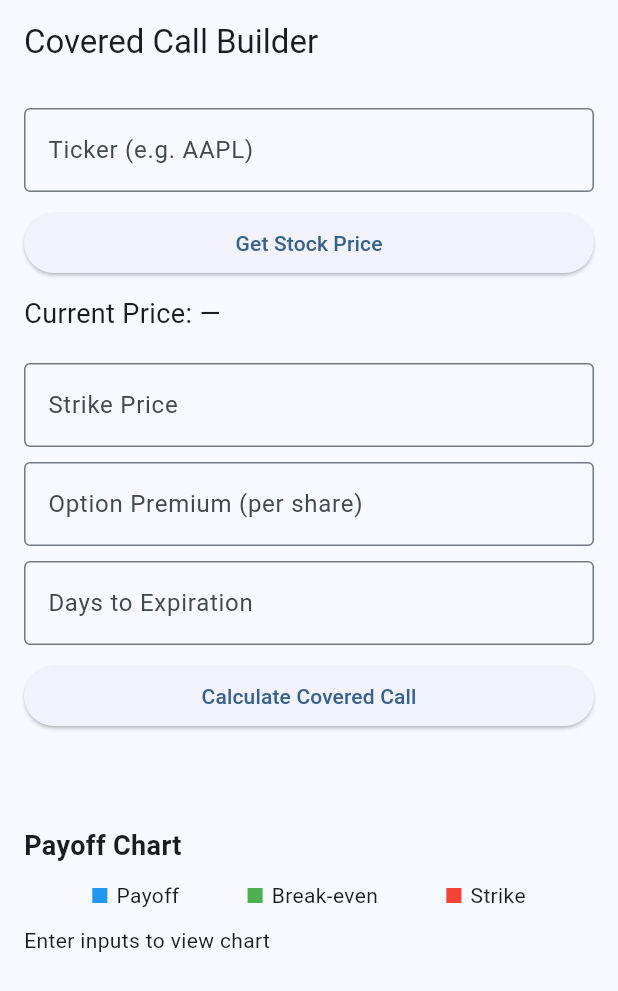
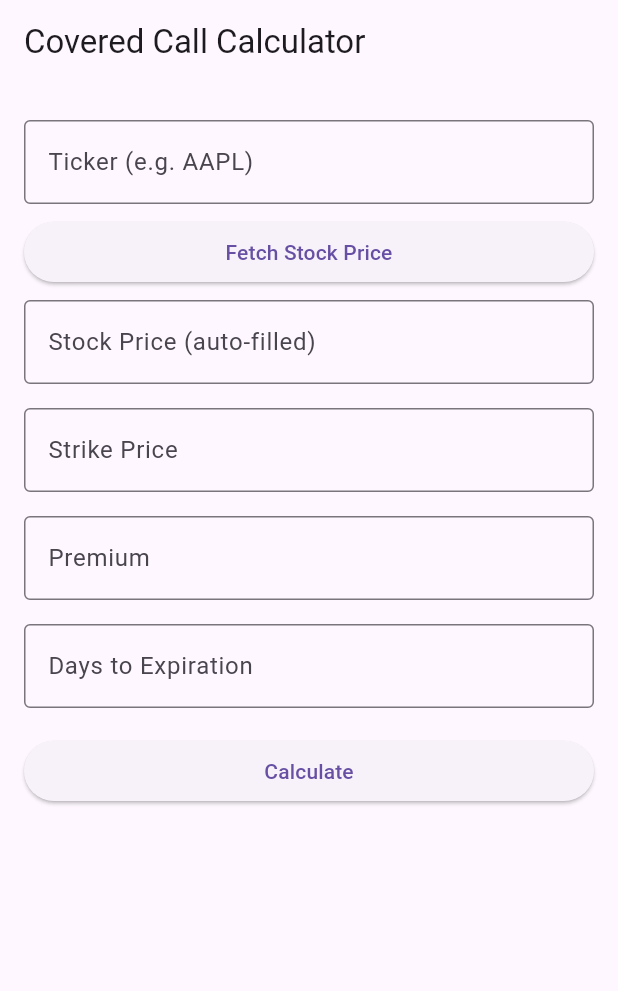
Before and after one commit to msmith752752/covered-call-flutter, a Flutter app: the screen it shows after launch, on a phone screen of 412 x 824 dp. Shown: the top 991 px of the screen. Run offline on Flutter 3.47's test engine with Material 3 defaults, Android fonts, the phone set to English and light mode, and no system bars.

Commit message:
Add covered call calculator with Alpha Vantage API integration

```diff
--- /dev/null
+++ b/lib/covered_call_calculator.dart
@@ -0,0 +1,63 @@
+class CoveredCallResult {
+  final double maxProfit;          // per share
+  final double breakeven;
+  final double returnPercent;      // decimal (0.07 = 7%)
+  final double annualizedReturn;   // decimal
+  final double totalProfit;        // for 100 shares
+
+  CoveredCallResult({
+    required this.maxProfit,
+    required this.breakeven,
+    required this.returnPercent,
+    required this.annualizedReturn,
+    required this.totalProfit,
+  });
+
+  @override
+  String toString() {
+    return '''
+Max Profit (per share): \$${maxProfit.toStringAsFixed(2)}
+Total Profit (100 shares): \$${totalProfit.toStringAsFixed(2)}
+Breakeven: \$${breakeven.toStringAsFixed(2)}
+Return: ${(returnPercent * 100).toStringAsFixed(2)}%
+Annualized Return: ${(annualizedReturn * 100).toStringAsFixed(2)}%
+''';
+  }
+}
+
+class CoveredCallCalculator {
+  static CoveredCallResult calculate({
+    required double stockPrice,
+    required double strikePrice,
+    required double premium,
+    required int daysToExpiration,
+  }) {
+    if (daysToExpiration <= 0) {
+      throw ArgumentError('Days to expiration must be greater than 0');
+    }
+
+    // Max profit per share
+    double maxProfit = (strikePrice - stockPrice) + premium;
+
+    // Breakeven price
+    double breakeven = stockPrice - premium;
+
+    // Return %
+    double returnPercent = maxProfit / stockPrice;
+
+    // Annualized return %
+    double annualizedReturn =
+        returnPercent * (365 / daysToExpiration);
+
+    // Total profit (100 shares standard contract)
+    double totalProfit = maxProfit * 100;
+
+    return CoveredCallResult(
+      maxProfit: maxProfit,
+      breakeven: breakeven,
+      returnPercent: returnPercent,
+      annualizedReturn: annualizedReturn,
+      totalProfit: totalProfit,
+    );
+  }
+}
--- a/lib/main.dart
+++ b/lib/main.dart
@@ -1,214 +1,127 @@
-import 'dart:convert';
 import 'package:flutter/material.dart';
-import 'package:http/http.dart' as http;
-import 'package:fl_chart/fl_chart.dart';
+import 'covered_call_calculator.dart';
+import 'stock_api_service.dart';
 
 void main() {
-  runApp(const CoveredCallApp());
+  runApp(const MyApp());
 }
 
-class CoveredCallApp extends StatelessWidget {
-  const CoveredCallApp({super.key});
+class MyApp extends StatelessWidget {
+  const MyApp({super.key});
 
   @override
   Widget build(BuildContext context) {
     return MaterialApp(
-      title: 'Covered Call Builder',
+      title: 'Covered Call Calculator',
       debugShowCheckedModeBanner: false,
       theme: ThemeData(
-        colorScheme: ColorScheme.fromSeed(seedColor: Colors.blue),
+        primarySwatch: Colors.blue,
         useMaterial3: true,
       ),
-      home: const CoveredCallHome(),
+      home: const CoveredCallScreen(),
     );
   }
 }
 
-class CoveredCallHome extends StatefulWidget {
-  const CoveredCallHome({super.key});
+class CoveredCallScreen extends StatefulWidget {
+  const CoveredCallScreen({super.key});
 
   @override
-  State<CoveredCallHome> createState() => _CoveredCallHomeState();
+  State<CoveredCallScreen> createState() => _CoveredCallScreenState();
 }
 
-class _CoveredCallHomeState extends State<CoveredCallHome> {
-  final TextEditingController tickerController = TextEditingController();
-  final TextEditingController strikeController = TextEditingController();
-  final TextEditingController premiumController = TextEditingController();
-  final TextEditingController daysController = TextEditingController();
+class _CoveredCallScreenState extends State<CoveredCallScreen> {
+  // Controllers
+  final tickerController = TextEditingController();
+  final stockController = TextEditingController();
+  final strikeController = TextEditingController();
+  final premiumController = TextEditingController();
+  final daysController = TextEditingController();
 
-  String currentPrice = "—";
-  String result = "";
+  CoveredCallResult? result;
 
-  final String apiKey = "YOUR_ALPHA_VANTAGE_KEY";
+  // 🟢 NEW: Fetch live stock price
+  Future<void> fetchPrice() async {
+    try {
+      final ticker = tickerController.text.trim().toUpperCase();
 
-  Future<void> fetchStockPrice(String ticker) async {
-    if (ticker.isEmpty) return;
+      if (ticker.isEmpty) {
+        ScaffoldMessenger.of(context).showSnackBar(
+          const SnackBar(content: Text('Enter a ticker symbol')),
+        );
+        return;
+      }
+
+      final price = await StockApiService.fetchStockPrice(ticker);
 
       setState(() {
-      currentPrice = "Loading...";
-      result = "";
+        stockController.text = price.toStringAsFixed(2);
       });
-
-    final url =
-        "https://www.alphavantage.co/query?function=GLOBAL_QUOTE&symbol=$ticker&apikey=$apiKey";
-
-    try {
-      final response = await http.get(Uri.parse(url));
-
-      if (response.statusCode == 200) {
-        final data = jsonDecode(response.body);
-        final price = data["Global Quote"]?["05. price"] ?? "N/A";
-
-        setState(() {
-          currentPrice = price.toString();
-        });
-      } else {
-        setState(() {
-          currentPrice = "Error";
-        });
-      }
     } catch (e) {
-      setState(() {
-        currentPrice = "Error";
-      });
+      ScaffoldMessenger.of(context).showSnackBar(
+        SnackBar(content: Text('Error fetching price: $e')),
+      );
     }
   }
 
-  void calculateCoveredCall() {
-    final stock = double.tryParse(currentPrice) ?? 0;
-    final strike = double.tryParse(strikeController.text) ?? 0;
-    final premium = double.tryParse(premiumController.text) ?? 0;
-    final days = double.tryParse(daysController.text) ?? 0;
+  void calculate() {
+    try {
+      final stockPrice = double.parse(stockController.text);
+      final strikePrice = double.parse(strikeController.text);
+      final premium = double.parse(premiumController.text);
+      final days = int.parse(daysController.text);
 
-    if (stock == 0 || strike == 0 || premium == 0) {
+      final calc = CoveredCallCalculator.calculate(
+        stockPrice: stockPrice,
+        strikePrice: strikePrice,
+        premium: premium,
+        daysToExpiration: days,
+      );
+
       setState(() {
-        result = "Please enter valid inputs.";
+        result = calc;
       });
-      return;
+    } catch (e) {
+      ScaffoldMessenger.of(context).showSnackBar(
+        const SnackBar(content: Text('Enter valid numbers in all fields')),
+      );
+    }
   }
 
-    final breakEven = stock - premium;
-    final maxProfit = (strike - stock) + premium;
-    final returnPct = (premium / stock) * 100;
-    final annualizedReturn =
-        days > 0 ? (premium / stock) * (365 / days) * 100 : 0;
-
-    setState(() {
-      result = """
-Covered Call Analysis
-
-Stock Price: ${stock.toStringAsFixed(2)}
-Strike Price: ${strike.toStringAsFixed(2)}
-Premium: ${premium.toStringAsFixed(2)}
-
-Break-even: ${breakEven.toStringAsFixed(2)}
-Max Profit: ${maxProfit.toStringAsFixed(2)} per share
-
-Return: ${returnPct.toStringAsFixed(2)}%
-Annualized Return: ${annualizedReturn.toStringAsFixed(2)}%
-""";
-    });
-  }
-
-  List<FlSpot> generatePayoffData(
-      double stock, double strike, double premium) {
-    List<FlSpot> points = [];
-
-    for (double price = stock * 0.5;
-        price <= stock * 1.5;
-        price += stock * 0.02) {
-      double profit;
-
-      if (price >= strike) {
-        profit = (strike - stock) + premium;
-      } else {
-        profit = (price - stock) + premium;
-      }
-
-      points.add(FlSpot(price, profit));
-    }
-
-    return points;
-  }
-
-  Widget buildLabel(String text, Color color) {
-    return Row(
-      children: [
-        Container(width: 10, height: 10, color: color),
-        const SizedBox(width: 6),
-        Text(text),
-      ],
+  Widget inputField(String label, TextEditingController controller,
+      {TextInputType type = TextInputType.text}) {
+    return Padding(
+      padding: const EdgeInsets.symmetric(vertical: 8),
+      child: TextField(
+        controller: controller,
+        keyboardType: type,
+        decoration: InputDecoration(
+          labelText: label,
+          border: const OutlineInputBorder(),
+        ),
+      ),
     );
   }
 
-  Widget buildPayoffChart() {
-    final stock = double.tryParse(currentPrice) ?? 0;
-    final strike = double.tryParse(strikeController.text) ?? 0;
-    final premium = double.tryParse(premiumController.text) ?? 0;
+  Widget resultBox() {
+    if (result == null) return const SizedBox();
 
-    if (stock == 0 || strike == 0 || premium == 0) {
-      return const Text("Enter inputs to view chart");
-    }
-
-    final breakEven = stock - premium;
-    final spots = generatePayoffData(stock, strike, premium);
-
-    return SizedBox(
-      height: 300,
-      child: LineChart(
-        LineChartData(
-          minY: -stock * 0.5,
-          maxY: stock * 0.5,
-
-          gridData: const FlGridData(show: true),
-          titlesData: const FlTitlesData(show: false),
-          borderData: FlBorderData(show: true),
-
-          extraLinesData: ExtraLinesData(
-            horizontalLines: [
-              HorizontalLine(
-                y: 0,
-                color: Colors.grey,
-                strokeWidth: 1,
+    return Container(
+      margin: const EdgeInsets.only(top: 20),
+      padding: const EdgeInsets.all(16),
+      decoration: BoxDecoration(
+        color: Colors.grey.shade100,
+        borderRadius: BorderRadius.circular(12),
       ),
+      child: Column(
+        crossAxisAlignment: CrossAxisAlignment.start,
+        children: [
+          Text("Max Profit: \$${result!.maxProfit.toStringAsFixed(2)}"),
+          Text("Total Profit: \$${result!.totalProfit.toStringAsFixed(2)}"),
+          Text("Breakeven: \$${result!.breakeven.toStringAsFixed(2)}"),
+          Text("Return: ${(result!.returnPercent * 100).toStringAsFixed(2)}%"),
+          Text("Annualized: ${(result!.annualizedReturn * 100).toStringAsFixed(2)}%"),
         ],
-          ),
-
-          lineBarsData: [
-            // Payoff curve
-            LineChartBarData(
-              spots: spots,
-              isCurved: true,
-              dotData: const FlDotData(show: false),
-              barWidth: 3,
-            ),
-
-            // Break-even
-            LineChartBarData(
-              spots: [
-                FlSpot(breakEven, -stock * 0.5),
-                FlSpot(breakEven, stock * 0.5),
-              ],
-              isCurved: false,
-              color: Colors.green,
-              barWidth: 2,
-              dotData: const FlDotData(show: false),
-            ),
-
-            // Strike
-            LineChartBarData(
-              spots: [
-                FlSpot(strike, -stock * 0.5),
-                FlSpot(strike, stock * 0.5),
-              ],
-              isCurved: false,
-              color: Colors.red,
-              barWidth: 2,
-              dotData: const FlDotData(show: false),
-            ),
-          ],
-        ),
       ),
     );
   }
@@ -217,20 +130,41 @@ Annualized Return: ${annualizedReturn.toStringAsFixed(2)}%
   Widget build(BuildContext context) {
     return Scaffold(
       appBar: AppBar(
-        title: const Text("Covered Call Builder"),
+        title: const Text('Covered Call Calculator'),
       ),
-      body: Padding(
+      body: SingleChildScrollView(
         padding: const EdgeInsets.all(16),
-        child: SingleChildScrollView(
         child: Column(
-            crossAxisAlignment: CrossAxisAlignment.start,
           children: [
-              TextField(
-                controller: tickerController,
-                decoration: const InputDecoration(
-                  labelText: "Ticker (e.g. AAPL)",
-                  border: OutlineInputBorder(),
+            inputField("Ticker (e.g. AAPL)", tickerController),
+
+            SizedBox(
+              width: double.infinity,
+              child: ElevatedButton(
+                onPressed: fetchPrice,
+                child: const Text("Fetch Stock Price"),
               ),
+            ),
+
+            inputField(
+              "Stock Price (auto-filled)",
+              stockController,
+              type: TextInputType.number,
+            ),
+            inputField(
+              "Strike Price",
+              strikeController,
+              type: TextInputType.number,
+            ),
+            inputField(
+              "Premium",
+              premiumController,
+              type: TextInputType.number,
+            ),
+            inputField(
+              "Days to Expiration",
+              daysController,
+              type: TextInputType.number,
             ),
 
             const SizedBox(height: 10),
@@ -238,91 +172,13 @@ Annualized Return: ${annualizedReturn.toStringAsFixed(2)}%
             SizedBox(
               width: double.infinity,
               child: ElevatedButton(
-                  onPressed: () {
-                    fetchStockPrice(
-                        tickerController.text.trim().toUpperCase());
-                  },
-                  child: const Text("Get Stock Price"),
+                onPressed: calculate,
+                child: const Text("Calculate"),
               ),
             ),
 
-              const SizedBox(height: 10),
-
-              Text(
-                "Current Price: ${currentPrice}",
-                style: const TextStyle(fontSize: 18),
-              ),
-
-              const SizedBox(height: 20),
-
-              TextField(
-                controller: strikeController,
-                keyboardType: TextInputType.number,
-                decoration: const InputDecoration(
-                  labelText: "Strike Price",
-                  border: OutlineInputBorder(),
-                ),
-              ),
-
-              const SizedBox(height: 10),
-
-              TextField(
-                controller: premiumController,
-                keyboardType: TextInputType.number,
-                decoration: const InputDecoration(
-                  labelText: "Option Premium (per share)",
-                  border: OutlineInputBorder(),
-                ),
-              ),
-
-              const SizedBox(height: 10),
-
-              TextField(
-                controller: daysController,
-                keyboardType: TextInputType.number,
-                decoration: const InputDecoration(
-                  labelText: "Days to Expiration",
-                  border: OutlineInputBorder(),
-                ),
-              ),
-
-              const SizedBox(height: 10),
-
-              SizedBox(
-                width: double.infinity,
-                child: ElevatedButton(
-                  onPressed: calculateCoveredCall,
-                  child: const Text("Calculate Covered Call"),
-                ),
-              ),
-
-              const SizedBox(height: 20),
-
-              Text(result, style: const TextStyle(fontSize: 16)),
-
-              const SizedBox(height: 20),
-
-              const Text(
-                "Payoff Chart",
-                style: TextStyle(fontSize: 18, fontWeight: FontWeight.bold),
-              ),
-
-              const SizedBox(height: 10),
-
-              Row(
-                mainAxisAlignment: MainAxisAlignment.spaceEvenly,
-                children: [
-                  buildLabel("Payoff", Colors.blue),
-                  buildLabel("Break-even", Colors.green),
-                  buildLabel("Strike", Colors.red),
+            resultBox(),
           ],
-              ),
-
-              const SizedBox(height: 10),
-
-              buildPayoffChart(),
-            ],
-          ),
         ),
       ),
     );
--- a/pubspec.yaml
+++ b/pubspec.yaml
@@ -13,7 +13,7 @@ dependencies:
     sdk: flutter
 
   cupertino_icons: ^1.0.8
-  http: ^1.2.0
+  http: ^1.6.0
   fl_chart: ^0.69.0
 
 dev_dependencies:
```
Also changed, not shown: lib/stock_api_service.dart (added, +30 -0 lines). Lines whose indentation alone changed are shown as unchanged.
